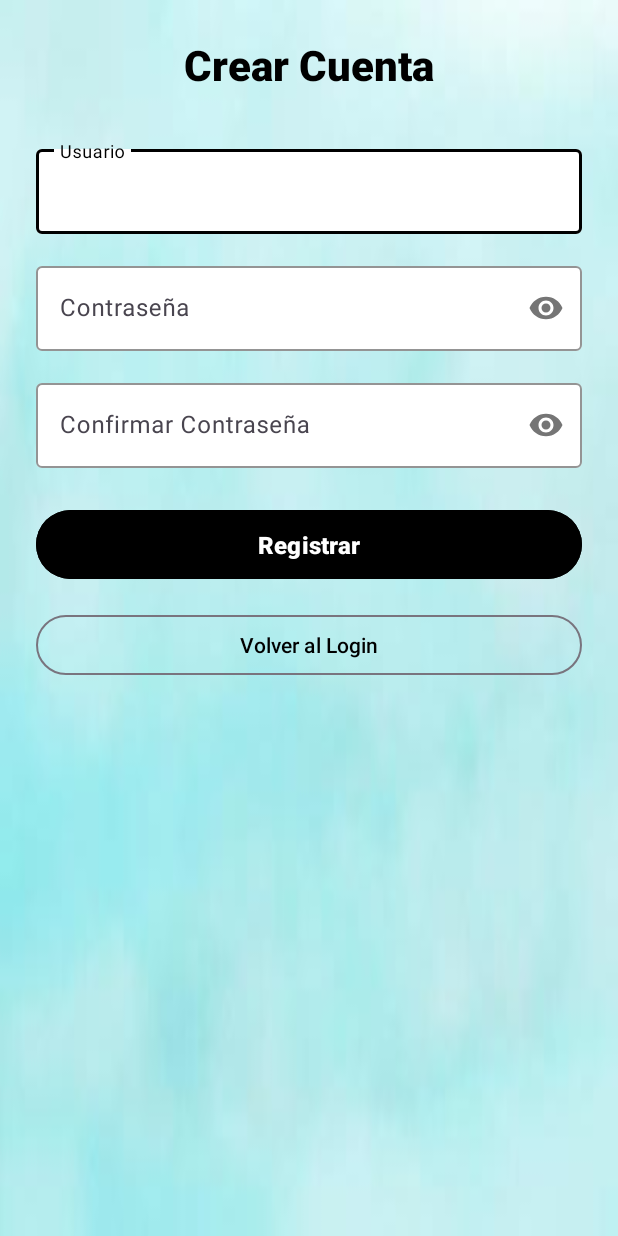
After one commit to Eliud2003/Proyecto1P, an Android app: the RegisterActivity screen opened directly, with no data from a screen before it, on a phone screen of 412 x 824 dp. The commit adds this screen. Run offline under Robolectric (Android 15) with nearby library versions, the phone set to English and light mode, and no system bars.

Commit message:
frm crear cuenta
Signed-off-by: Eliud2003 <suarezclementeeliud@gmail.com>

```diff
--- a/app/src/main/AndroidManifest.xml
+++ b/app/src/main/AndroidManifest.xml
@@ -25,6 +25,9 @@
             android:name=".HomeActivity"
             android:exported="false" />
         <activity
+            android:name=".RegisterActivity"
+            android:exported="false" />
+        <activity
             android:name=".LoginActivity"
             android:exported="true">
             <intent-filter>
--- a/app/src/main/java/com/example/proyecto1p/BDHelper.kt
+++ b/app/src/main/java/com/example/proyecto1p/BDHelper.kt
@@ -12,6 +12,12 @@ class BDHelper (context: Context): SQLiteOpenHelper(context, DATABASE_NAME, null
         private const val TABLE_USERS = "users"
         private const val COLUMN_USERNAME = "username"
         private const val COLUMN_PASSWORD = "password"
+    }
+
+    enum class UserCreationResult {
+        SUCCESS,
+        USER_EXISTS,
+        ERROR
     }
 
     override fun onCreate(db: SQLiteDatabase) {
@@ -44,4 +50,36 @@ class BDHelper (context: Context): SQLiteOpenHelper(context, DATABASE_NAME, null
         cursor.close()
         return exists
     }
+
+    fun createUser(username: String, password: String): UserCreationResult {
+        val db = writableDatabase
+
+        return try {
+            // Verificar si el usuario ya existe
+            val checkQuery = "SELECT * FROM $TABLE_USERS WHERE $COLUMN_USERNAME = ?"
+            val cursor = db.rawQuery(checkQuery, arrayOf(username))
+
+            if (cursor.count > 0) {
+                cursor.close()
+                UserCreationResult.USER_EXISTS
+            } else {
+                cursor.close()
+
+                // Crear el nuevo usuario
+                val values = ContentValues().apply {
+                    put(COLUMN_USERNAME, username)
+                    put(COLUMN_PASSWORD, password)
+                }
+
+                val result = db.insert(TABLE_USERS, null, values)
+                if (result != -1L) {
+                    UserCreationResult.SUCCESS
+                } else {
+                    UserCreationResult.ERROR
+                }
+            }
+        } catch (e: Exception) {
+            UserCreationResult.ERROR
+        }
+    }
 }
--- a/app/src/main/java/com/example/proyecto1p/LoginActivity.kt
+++ b/app/src/main/java/com/example/proyecto1p/LoginActivity.kt
@@ -1,4 +1,3 @@
-
 package com.example.proyecto1p
 
 import android.content.Intent
@@ -29,6 +28,7 @@ class LoginActivity : AppCompatActivity() {
     private lateinit var googleButton: ImageView
     private lateinit var facebookButton: ImageView
     private lateinit var checkBoxMantenerSesion: CheckBox
+    private lateinit var btnCrearCuenta: MaterialButton
 
     companion object {
         const val PREFS_NAME = "LoginPrefs"
@@ -63,6 +63,7 @@ class LoginActivity : AppCompatActivity() {
         googleButton = findViewById(R.id.googlebtn)
         facebookButton = findViewById(R.id.facebookbtn)
         checkBoxMantenerSesion = findViewById(R.id.checkBoxMantenerSesion)
+        btnCrearCuenta = findViewById(R.id.btnCrearCuenta)
     }
 
     private fun initListeners() {
@@ -106,6 +107,12 @@ class LoginActivity : AppCompatActivity() {
             startActivity(intent)
             finish()
         }
+
+        // NUEVO: Listener para el botón crear cuenta
+        btnCrearCuenta.setOnClickListener {
+            val intent = Intent(this, RegisterActivity::class.java)
+            startActivity(intent)
+        }
     }
 
     private fun guardarSesion(usuario: String, contraseña: String, mantenerSesion: Boolean) {
--- /dev/null
+++ b/app/src/main/java/com/example/proyecto1p/RegisterActivity.kt
@@ -0,0 +1,88 @@
+package com.example.proyecto1p
+
+import android.content.Intent
+import android.os.Bundle
+import android.widget.EditText
+import android.widget.Toast
+import androidx.activity.enableEdgeToEdge
+import androidx.appcompat.app.AppCompatActivity
+import androidx.core.view.ViewCompat
+import androidx.core.view.WindowInsetsCompat
+import com.google.android.material.button.MaterialButton
+
+class RegisterActivity : AppCompatActivity() {
+
+    private lateinit var dbHelper: BDHelper
+    private lateinit var usuarioEditText: EditText
+    private lateinit var contraseñaEditText: EditText
+    private lateinit var confirmarContraseñaEditText: EditText
+    private lateinit var registrarButton: MaterialButton
+    private lateinit var volverLoginButton: MaterialButton
+
+    override fun onCreate(savedInstanceState: Bundle?) {
+        super.onCreate(savedInstanceState)
+        enableEdgeToEdge()
+        setContentView(R.layout.activity_register)
+
+        ViewCompat.setOnApplyWindowInsetsListener(findViewById(R.id.main)) { v, insets ->
+            val systemBars = insets.getInsets(WindowInsetsCompat.Type.systemBars())
+            v.setPadding(systemBars.left, systemBars.top, systemBars.right, systemBars.bottom)
+            insets
+        }
+
+        dbHelper = BDHelper(this)
+        initComponent()
+        initListeners()
+    }
+
+    private fun initComponent() {
+        usuarioEditText = findViewById(R.id.usuarioRegister)
+        contraseñaEditText = findViewById(R.id.contraseñaRegister)
+        confirmarContraseñaEditText = findViewById(R.id.confirmarContraseña)
+        registrarButton = findViewById(R.id.registrarBtn)
+        volverLoginButton = findViewById(R.id.volverLoginBtn)
+    }
+
+    private fun initListeners() {
+        registrarButton.setOnClickListener {
+            val usuario = usuarioEditText.text.toString().trim()
+            val contraseña = contraseñaEditText.text.toString().trim()
+            val confirmarContraseña = confirmarContraseñaEditText.text.toString().trim()
+
+            if (usuario.isEmpty() || contraseña.isEmpty() || confirmarContraseña.isEmpty()) {
+                Toast.makeText(this, "Por favor completa todos los campos", Toast.LENGTH_SHORT).show()
+                return@setOnClickListener
+            }
+
+            if (contraseña != confirmarContraseña) {
+                Toast.makeText(this, "Las contraseñas no coinciden", Toast.LENGTH_SHORT).show()
+                return@setOnClickListener
+            }
+
+            if (contraseña.length < 4) {
+                Toast.makeText(this, "La contraseña debe tener al menos 4 caracteres", Toast.LENGTH_SHORT).show()
+                return@setOnClickListener
+            }
+
+            // Intentar crear el usuario
+            val resultado = dbHelper.createUser(usuario, contraseña)
+
+            when (resultado) {
+                BDHelper.UserCreationResult.SUCCESS -> {
+                    Toast.makeText(this, "Usuario creado exitosamente", Toast.LENGTH_SHORT).show()
+                    finish() // Volver al login
+                }
+                BDHelper.UserCreationResult.USER_EXISTS -> {
+                    Toast.makeText(this, "El usuario ya existe", Toast.LENGTH_SHORT).show()
+                }
+                BDHelper.UserCreationResult.ERROR -> {
+                    Toast.makeText(this, "Error al crear el usuario", Toast.LENGTH_SHORT).show()
+                }
+            }
+        }
+
+        volverLoginButton.setOnClickListener {
+            finish() // Volver al login
+        }
+    }
+}
--- /dev/null
+++ b/app/src/main/res/layout/activity_register.xml
@@ -0,0 +1,132 @@
+<?xml version="1.0" encoding="utf-8"?>
+<androidx.constraintlayout.widget.ConstraintLayout xmlns:android="http://schemas.android.com/apk/res/android"
+    xmlns:app="http://schemas.android.com/apk/res-auto"
+    xmlns:tools="http://schemas.android.com/tools"
+    android:id="@+id/main"
+    android:layout_width="match_parent"
+    android:layout_height="match_parent"
+    android:padding="16dp"
+    android:background="@drawable/fondo2"
+    tools:context=".RegisterActivity">
+
+    <ScrollView
+        android:layout_width="match_parent"
+        android:layout_height="match_parent"
+        app:layout_constraintBottom_toBottomOf="parent"
+        app:layout_constraintEnd_toEndOf="parent"
+        app:layout_constraintStart_toStartOf="parent"
+        app:layout_constraintTop_toTopOf="parent">
+
+        <LinearLayout
+            android:layout_width="match_parent"
+            android:layout_height="wrap_content"
+            android:orientation="vertical"
+            android:gravity="center"
+            android:padding="24dp">
+
+            <!-- Título -->
+            <TextView
+                android:layout_width="wrap_content"
+                android:layout_height="wrap_content"
+                android:text="Crear Cuenta"
+                android:textSize="28sp"
+                android:textStyle="bold"
+                android:textColor="@color/black"
+                android:layout_marginBottom="32dp"
+                android:fontFamily="sans-serif-medium" />
+
+            <!-- Campo Usuario -->
+            <com.google.android.material.textfield.TextInputLayout
+                android:layout_width="match_parent"
+                android:layout_height="wrap_content"
+                android:layout_marginBottom="16dp"
+                app:boxBackgroundMode="outline"
+                app:boxBackgroundColor="@color/white"
+                app:boxStrokeColor="@color/black"
+                app:hintTextColor="@color/black">
+
+                <com.google.android.material.textfield.TextInputEditText
+                    android:id="@+id/usuarioRegister"
+                    android:layout_width="match_parent"
+                    android:layout_height="wrap_content"
+                    android:hint="Usuario"
+                    android:inputType="text"
+                    android:textColor="@color/black"
+                    android:textColorHint="@color/black" />
+
+            </com.google.android.material.textfield.TextInputLayout>
+
+            <!-- Campo Contraseña -->
+            <com.google.android.material.textfield.TextInputLayout
+                android:layout_width="match_parent"
+                android:layout_height="wrap_content"
+                android:layout_marginBottom="16dp"
+                app:boxBackgroundMode="outline"
+                app:boxBackgroundColor="@color/white"
+                app:boxStrokeColor="@color/black"
+                app:hintTextColor="@color/black"
+                app:passwordToggleEnabled="true">
+
+                <com.google.android.material.textfield.TextInputEditText
+                    android:id="@+id/contraseñaRegister"
+                    android:layout_width="match_parent"
+                    android:layout_height="wrap_content"
+                    android:hint="Contraseña"
+                    android:inputType="textPassword"
+                    android:textColor="@color/black"
+                    android:textColorHint="@color/black" />
+
+            </com.google.android.material.textfield.TextInputLayout>
+
+            <!-- Campo Confirmar Contraseña -->
+            <com.google.android.material.textfield.TextInputLayout
+                android:layout_width="match_parent"
+                android:layout_height="wrap_content"
+                android:layout_marginBottom="24dp"
+                app:boxBackgroundMode="outline"
+                app:boxBackgroundColor="@color/white"
+                app:boxStrokeColor="@color/black"
+                app:hintTextColor="@color/black"
+                app:passwordToggleEnabled="true">
+
+                <com.google.android.material.textfield.TextInputEditText
+                    android:id="@+id/confirmarContraseña"
+                    android:layout_width="match_parent"
+                    android:layout_height="wrap_content"
+                    android:hint="Confirmar Contraseña"
+                    android:inputType="textPassword"
+                    android:textColor="@color/black"
+                    android:textColorHint="@color/black" />
+
+            </com.google.android.material.textfield.TextInputLayout>
+
+            <!-- Botón Registrar -->
+            <com.google.android.material.button.MaterialButton
+                android:id="@+id/registrarBtn"
+                android:layout_width="match_parent"
+                android:layout_height="wrap_content"
+                android:text="Registrar"
+                android:textSize="16sp"
+                android:textStyle="bold"
+                android:backgroundTint="@color/black"
+                android:textColor="@color/white"
+                android:layout_marginBottom="16dp"
+                android:padding="12dp" />
+
+            <!-- Botón Volver al Login -->
+            <com.google.android.material.button.MaterialButton
+                android:id="@+id/volverLoginBtn"
+                android:layout_width="match_parent"
+                android:layout_height="wrap_content"
+                android:text="Volver al Login"
+                android:textSize="14sp"
+                android:backgroundTint="@android:color/transparent"
+                android:textColor="@color/black"
+                android:strokeColor="@color/black"
+                style="@style/Widget.Material3.Button.OutlinedButton" />
+
+        </LinearLayout>
+
+    </ScrollView>
+
+</androidx.constraintlayout.widget.ConstraintLayout>
```
